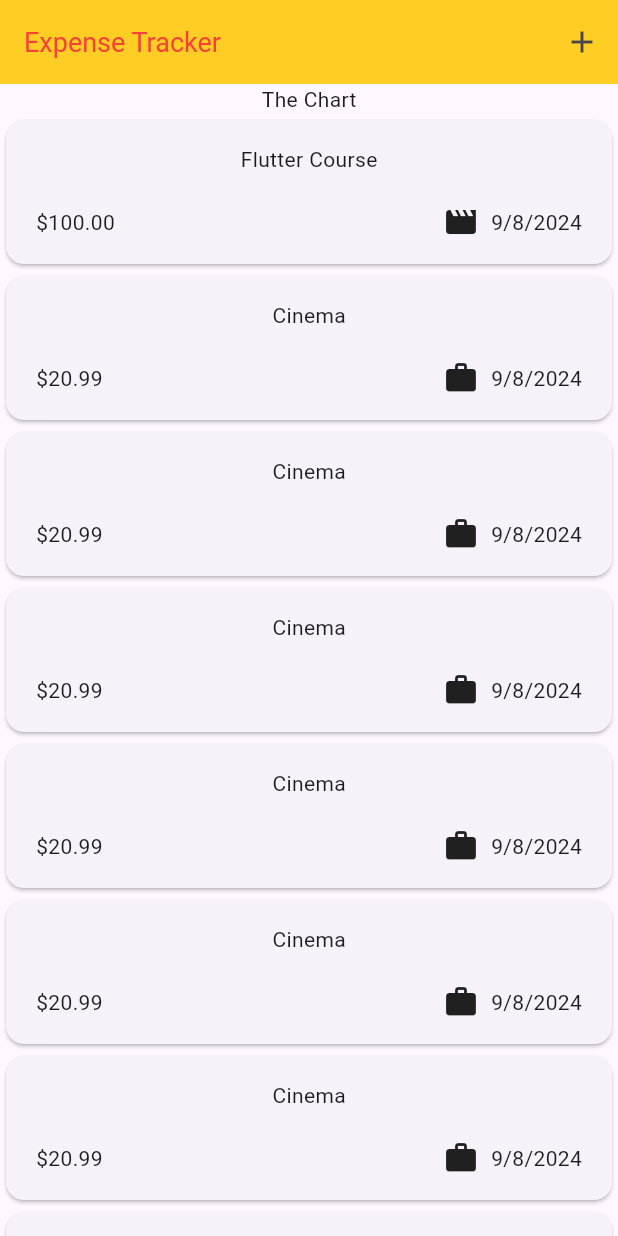
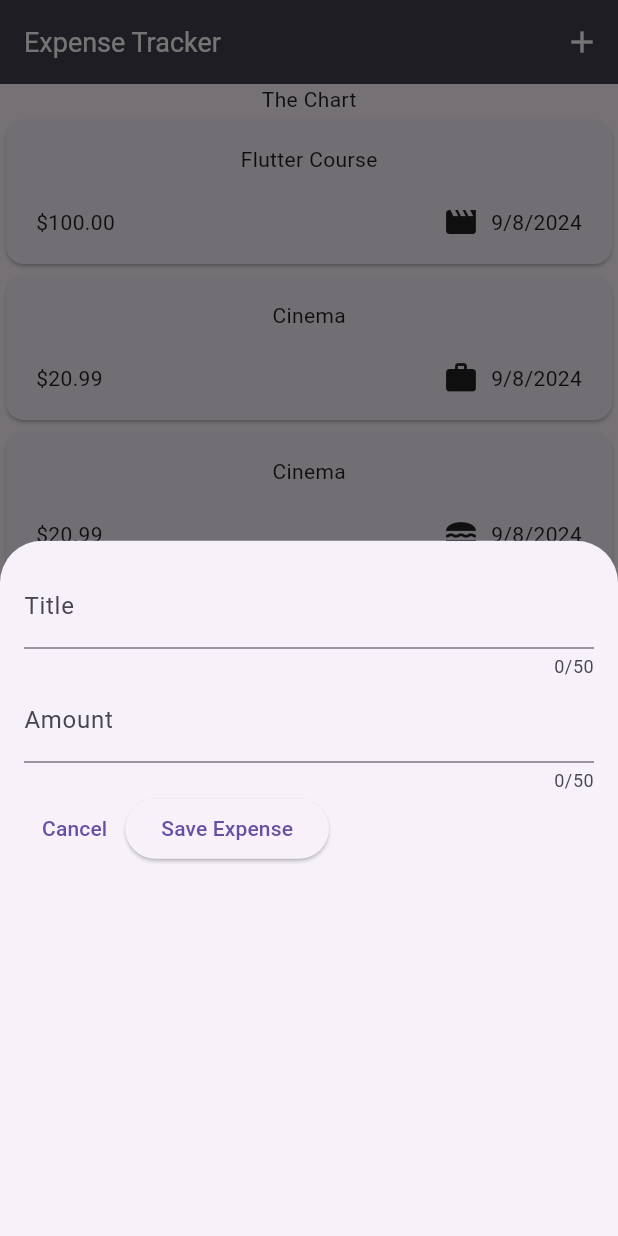
Before and after one commit to AdepojuToyeeb/e_t, a Flutter app: the screen it shows after launch, after a tap on the "add" icon, on a phone screen of 412 x 824 dp. Run offline on Flutter 3.47's test engine with Material 3 defaults, Android fonts, the phone set to English and light mode, and no system bars.

Commit message:
Added bottom sheet and input fields

```diff
--- a/lib/main.dart
+++ b/lib/main.dart
@@ -3,6 +3,7 @@ import 'package:flutter/material.dart';
 
 void main() {
   runApp(const MaterialApp(
+    debugShowCheckedModeBanner: false,
     home: Expenses(),
   ));
 }
--- a/lib/models/expense.dart
+++ b/lib/models/expense.dart
@@ -7,7 +7,7 @@ final formatter = DateFormat.yMd();
 
 enum Category { food, travel, leisure, work }
 
-const CategoryIcons = {
+const categoryIcons = {
   Category.food: Icons.lunch_dining,
   Category.travel: Icons.flight_takeoff,
   Category.leisure: Icons.movie,
--- a/lib/widgets/expenses/expense_item.dart
+++ b/lib/widgets/expenses/expense_item.dart
@@ -25,7 +25,7 @@ class ExpenseItem extends StatelessWidget {
                 const Spacer(),
                 Row(
                   children: [
-                    Icon(CategoryIcons[expense.category]),
+                    Icon(categoryIcons[expense.category]),
                     const SizedBox(width: 8),
                     Text(expense.formattedDate)
                   ],
--- a/lib/widgets/expenses/expenses.dart
+++ b/lib/widgets/expenses/expenses.dart
@@ -1,5 +1,6 @@
 import 'package:expense_app/widgets/expenses/expenses_list.dart';
 import 'package:expense_app/models/expense.dart';
+import 'package:expense_app/widgets/new_expense.dart';
 import 'package:flutter/material.dart';
 
 class Expenses extends StatefulWidget {
@@ -29,183 +30,35 @@ class _ExpensesState extends State<Expenses> {
       amount: 20.99,
       title: "Cinema",
       date: DateTime.now(),
-      category: Category.work,
+      category: Category.food,
     ),
-    Expense(
-      amount: 20.99,
-      title: "Cinema",
-      date: DateTime.now(),
-      category: Category.work,
-    ),
-    Expense(
-      amount: 20.99,
-      title: "Cinema",
-      date: DateTime.now(),
-      category: Category.work,
-    ),
-    Expense(
-      amount: 20.99,
-      title: "Cinema",
-      date: DateTime.now(),
-      category: Category.work,
-    ),
-    Expense(
-      amount: 20.99,
-      title: "Cinema",
-      date: DateTime.now(),
-      category: Category.work,
-    ),
-    Expense(
-      amount: 20.99,
-      title: "Cinema",
-      date: DateTime.now(),
-      category: Category.work,
-    ),
-    Expense(
-      amount: 20.99,
-      title: "Cinema",
-      date: DateTime.now(),
-      category: Category.work,
-    ),
-    Expense(
-      amount: 20.99,
-      title: "Cinema",
-      date: DateTime.now(),
-      category: Category.work,
-    ),
-    Expense(
-      amount: 20.99,
-      title: "Cinema",
-      date: DateTime.now(),
-      category: Category.work,
-    ),
-    Expense(
-      amount: 20.99,
-      title: "Cinema",
-      date: DateTime.now(),
-      category: Category.work,
-    ),
-    Expense(
-      amount: 20.99,
-      title: "Cinema",
-      date: DateTime.now(),
-      category: Category.work,
-    ),
-    Expense(
-      amount: 20.99,
-      title: "Cinema",
-      date: DateTime.now(),
-      category: Category.work,
-    ),
-    Expense(
-      amount: 20.99,
-      title: "Cinema",
-      date: DateTime.now(),
-      category: Category.work,
-    ),
-    Expense(
-      amount: 20.99,
-      title: "Cinema",
-      date: DateTime.now(),
-      category: Category.work,
-    ),
-    Expense(
-      amount: 20.99,
-      title: "Cinema",
-      date: DateTime.now(),
-      category: Category.work,
-    ),
-    Expense(
-      amount: 20.99,
-      title: "Cinema",
-      date: DateTime.now(),
-      category: Category.work,
-    ),
-    Expense(
-      amount: 20.99,
-      title: "Cinema",
-      date: DateTime.now(),
-      category: Category.work,
-    ),
-    Expense(
-      amount: 20.99,
-      title: "Cinema",
-      date: DateTime.now(),
-      category: Category.work,
-    ),
-    Expense(
-      amount: 20.99,
-      title: "Cinema",
-      date: DateTime.now(),
-      category: Category.work,
-    ),
-    Expense(
-      amount: 20.99,
-      title: "Cinema",
-      date: DateTime.now(),
-      category: Category.work,
-    ),
-    Expense(
-      amount: 20.99,
-      title: "Cinema",
-      date: DateTime.now(),
-      category: Category.work,
-    ),
-    Expense(
-      amount: 20.99,
-      title: "Cinema",
-      date: DateTime.now(),
-      category: Category.work,
-    ),
-    Expense(
-      amount: 20.99,
-      title: "Cinema",
-      date: DateTime.now(),
-      category: Category.work,
-    ),
-    Expense(
-      amount: 20.99,
-      title: "Cinema",
-      date: DateTime.now(),
-      category: Category.work,
-    ),
-    Expense(
-      amount: 20.99,
-      title: "Cinemas",
-      date: DateTime.now(),
-      category: Category.work,
-    ),
-    Expense(
-      amount: 20.99,
-      title: "Cinema",
-      date: DateTime.now(),
-      category: Category.work,
-    ),
-    Expense(
-      amount: 20.99,
-      title: "Cinema",
-      date: DateTime.now(),
-      category: Category.work,
-    ),
-    Expense(
-      amount: 20.99,
-      title: "Cinema",
-      date: DateTime.now(),
-      category: Category.work,
-    )
   ];
+
+  void _openAddExpenseOverlay() {
+    showModalBottomSheet(
+        context: context,
+        builder: (ctx) {
+          return const NewExpense();
+        });
+  }
 
   @override
   Widget build(BuildContext context) {
     return Scaffold(
       appBar: AppBar(
-        backgroundColor:const Color.fromRGBO(255, 200, 10, 0.9),
-
+        backgroundColor: const Color.fromARGB(227, 42, 40, 54),
         title: const Text(
           "Expense Tracker",
-          style: TextStyle(fontSize: 18, color: Colors.red),
+          style: TextStyle(
+              fontSize: 18, color: Color.fromARGB(255, 255, 255, 255)),
         ),
-        actions: [IconButton(onPressed: () {}, icon: const Icon(Icons.add))],
+        actions: [
+          IconButton(
+            onPressed: _openAddExpenseOverlay,
+            color: Colors.white,
+            icon: const Icon(Icons.add),
+          )
+        ],
       ),
       body: Column(
         children: [
--- /dev/null
+++ b/lib/widgets/new_expense.dart
@@ -0,0 +1,58 @@
+import 'package:flutter/material.dart';
+
+class NewExpense extends StatefulWidget {
+  const NewExpense({super.key});
+
+  @override
+  State<NewExpense> createState() {
+    return _NewExpenseState();
+  }
+}
+
+class _NewExpenseState extends State<NewExpense> {
+  final _titleController = TextEditingController();
+  final _amountController = TextEditingController();
+
+  @override
+  void dispose() {
+    _titleController.dispose();
+    _amountController.dispose();
+    super.dispose();
+  }
+
+  @override
+  Widget build(BuildContext context) {
+    return Padding(
+      padding: const EdgeInsets.all(16),
+      child: Column(
+        children: [
+          TextField(
+            controller: _titleController,
+            maxLength: 50,
+            decoration: InputDecoration(label: Text("Title")),
+          ),
+          TextField(
+            controller: _amountController,
+            maxLength: 50,
+            keyboardType: TextInputType.number,
+            decoration:
+                InputDecoration(prefixText: '\$ ', label: Text("Amount")),
+          ),
+          Row(
+            children: [
+              TextButton(
+                  onPressed: () {
+                    Navigator.pop(context);
+                  },
+                  child: const Text("Cancel")),
+              ElevatedButton(
+                onPressed: () {},
+                child: const Text("Save Expense"),
+              ),
+            ],
+          )
+        ],
+      ),
+    );
+  }
+}
```
